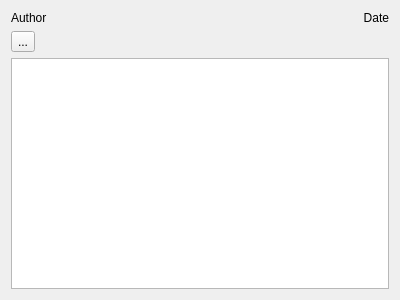
Old version of the form qtMushi/qtMushi/taskcomment.ui in the repository JWambaugh/mushi.
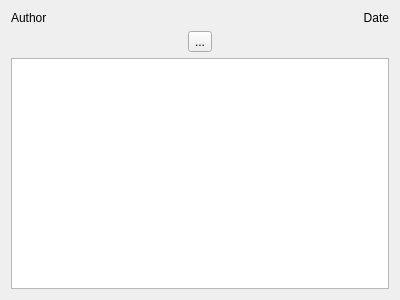
New version of the form.

Diff of the .ui file:
```diff
--- a/qtMushi/qtMushi/taskcomment.ui
+++ b/qtMushi/qtMushi/taskcomment.ui
@@ -34,12 +34,16 @@
      </property>
     </widget>
    </item>
-   <item row="2" column="1">
+   <item row="2" column="1" colspan="2">
+    <layout class="QHBoxLayout" name="horizontalLayout">
+     <item>
     <widget class="QToolButton" name="toolButton">
      <property name="text">
       <string>...</string>
      </property>
     </widget>
+     </item>
+    </layout>
    </item>
   </layout>
  </widget>
```
Lines whose indentation alone changed are shown as unchanged.
